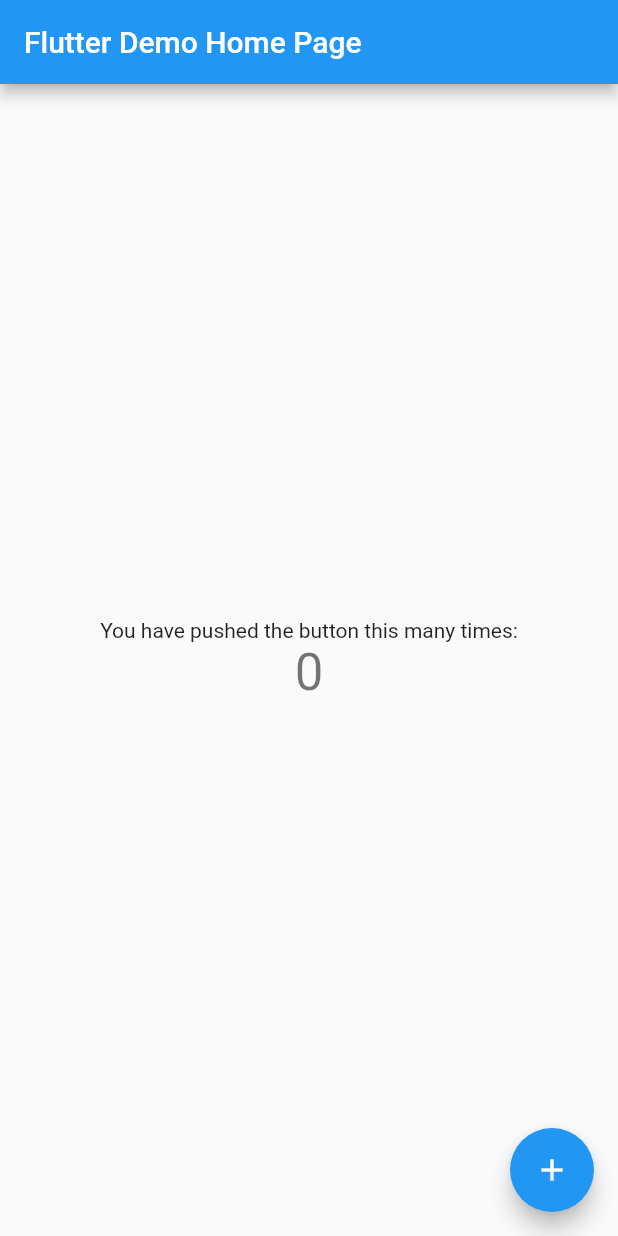
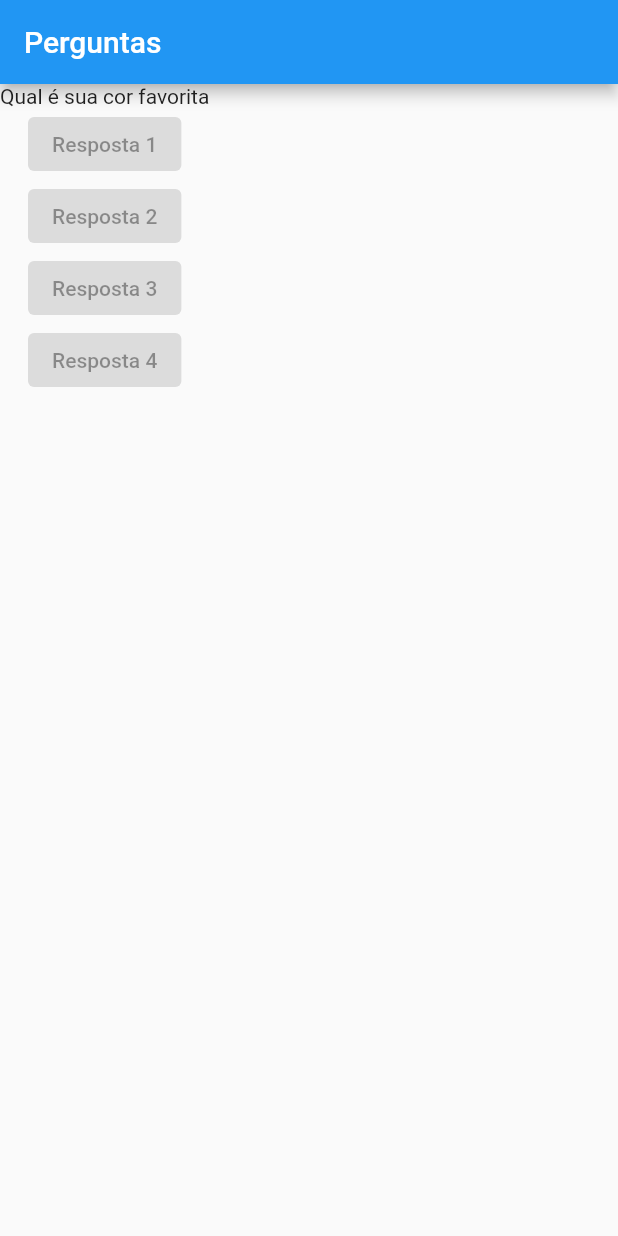
Before and after one commit to Txuxto/prime, a Flutter app: the screen it shows after launch, on a phone screen of 412 x 824 dp. Run offline on Flutter 3.47's test engine with Material 2 defaults, Android fonts, the phone set to English and light mode, and no system bars.

Commit message:
Desenvolvendo o Sistema

```diff
--- a/lib/main.dart
+++ b/lib/main.dart
@@ -1,115 +1,30 @@
 import 'package:flutter/material.dart';
 
-void main() {
-  runApp(const MyApp());
-}
+main() => runApp(Perguntas());
 
-class MyApp extends StatelessWidget {
-  const MyApp({Key? key}) : super(key: key);
-
-  // This widget is the root of your application.
+class Perguntas extends StatelessWidget {
   @override
   Widget build(BuildContext context) {
+    final List<String> perguntas = [
+      'Qual é sua cor favorita',
+      'Qual é seu animal favorito',
+    ];
+
     return MaterialApp(
-      title: 'Flutter Demo',
-      theme: ThemeData(
-        // This is the theme of your application.
-        //
-        // Try running your application with "flutter run". You'll see the
-        // application has a blue toolbar. Then, without quitting the app, try
-        // changing the primarySwatch below to Colors.green and then invoke
-        // "hot reload" (press "r" in the console where you ran "flutter run",
-        // or simply save your changes to "hot reload" in a Flutter IDE).
-        // Notice that the counter didn't reset back to zero; the application
-        // is not restarted.
-        primarySwatch: Colors.blue,
+        home: Scaffold(
+      appBar: AppBar(
+        title: Text('Perguntas'),
       ),
-      home: const MyHomePage(title: 'Flutter Demo Home Page'),
-    );
+      body: Column(
+        children: [
+          //Text(perguntas.elementAt(0)),
+          Text(perguntas[0]),
+          ElevatedButton(onPressed: null, child: Text('Resposta 1')),
+          ElevatedButton(onPressed: null, child: Text('Resposta 2')),
+          ElevatedButton(onPressed: null, child: Text('Resposta 3')),
+          ElevatedButton(onPressed: null, child: Text('Resposta 4')),
+        ],
+      ),
+    ));
   }
 }
-
-class MyHomePage extends StatefulWidget {
-  const MyHomePage({Key? key, required this.title}) : super(key: key);
-
-  // This widget is the home page of your application. It is stateful, meaning
-  // that it has a State object (defined below) that contains fields that affect
-  // how it looks.
-
-  // This class is the configuration for the state. It holds the values (in this
-  // case the title) provided by the parent (in this case the App widget) and
-  // used by the build method of the State. Fields in a Widget subclass are
-  // always marked "final".
-
-  final String title;
-
-  @override
-  State<MyHomePage> createState() => _MyHomePageState();
-}
-
-class _MyHomePageState extends State<MyHomePage> {
-  int _counter = 0;
-
-  void _incrementCounter() {
-    setState(() {
-      // This call to setState tells the Flutter framework that something has
-      // changed in this State, which causes it to rerun the build method below
-      // so that the display can reflect the updated values. If we changed
-      // _counter without calling setState(), then the build method would not be
-      // called again, and so nothing would appear to happen.
-      _counter++;
-    });
-  }
-
-  @override
-  Widget build(BuildContext context) {
-    // This method is rerun every time setState is called, for instance as done
-    // by the _incrementCounter method above.
-    //
-    // The Flutter framework has been optimized to make rerunning build methods
-    // fast, so that you can just rebuild anything that needs updating rather
-    // than having to individually change instances of widgets.
-    return Scaffold(
-      appBar: AppBar(
-        // Here we take the value from the MyHomePage object that was created by
-        // the App.build method, and use it to set our appbar title.
-        title: Text(widget.title),
-      ),
-      body: Center(
-        // Center is a layout widget. It takes a single child and positions it
-        // in the middle of the parent.
-        child: Column(
-          // Column is also a layout widget. It takes a list of children and
-          // arranges them vertically. By default, it sizes itself to fit its
-          // children horizontally, and tries to be as tall as its parent.
-          //
-          // Invoke "debug painting" (press "p" in the console, choose the
-          // "Toggle Debug Paint" action from the Flutter Inspector in Android
-          // Studio, or the "Toggle Debug Paint" command in Visual Studio Code)
-          // to see the wireframe for each widget.
-          //
-          // Column has various properties to control how it sizes itself and
-          // how it positions its children. Here we use mainAxisAlignment to
-          // center the children vertically; the main axis here is the vertical
-          // axis because Columns are vertical (the cross axis would be
-          // horizontal).
-          mainAxisAlignment: MainAxisAlignment.center,
-          children: <Widget>[
-            const Text(
-              'You have pushed the button this many times:',
-            ),
-            Text(
-              '$_counter',
-              style: Theme.of(context).textTheme.headline4,
-            ),
-          ],
-        ),
-      ),
-      floatingActionButton: FloatingActionButton(
-        onPressed: _incrementCounter,
-        tooltip: 'Increment',
-        child: const Icon(Icons.add),
-      ), // This trailing comma makes auto-formatting nicer for build methods.
-    );
-  }
-}
```
